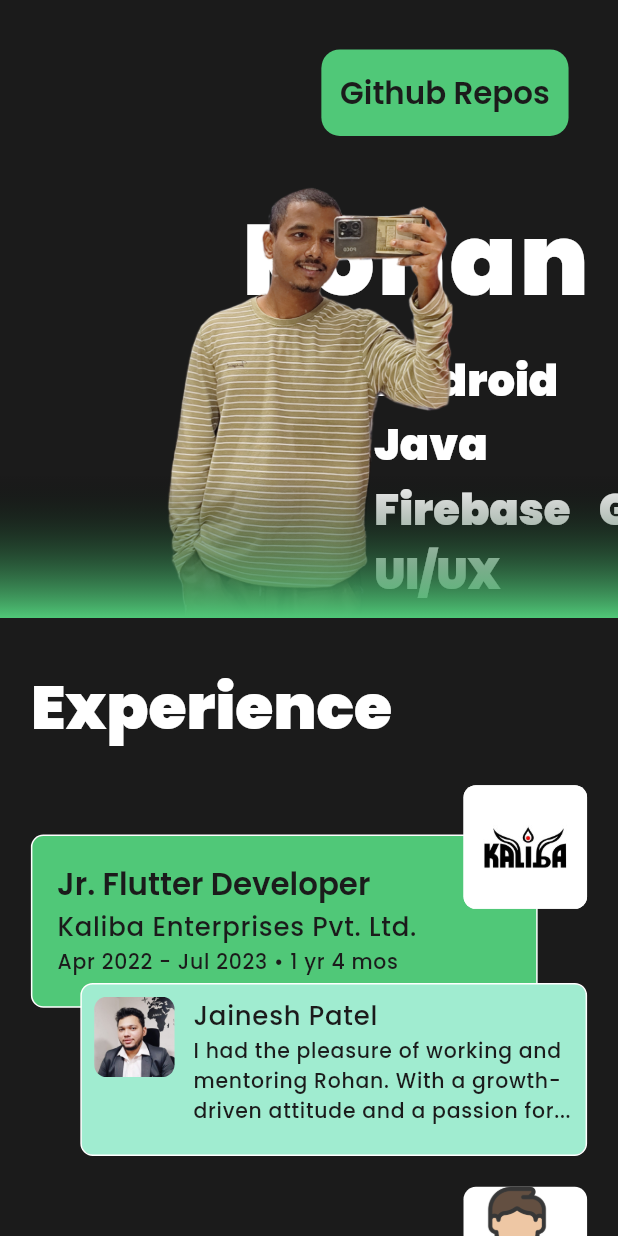
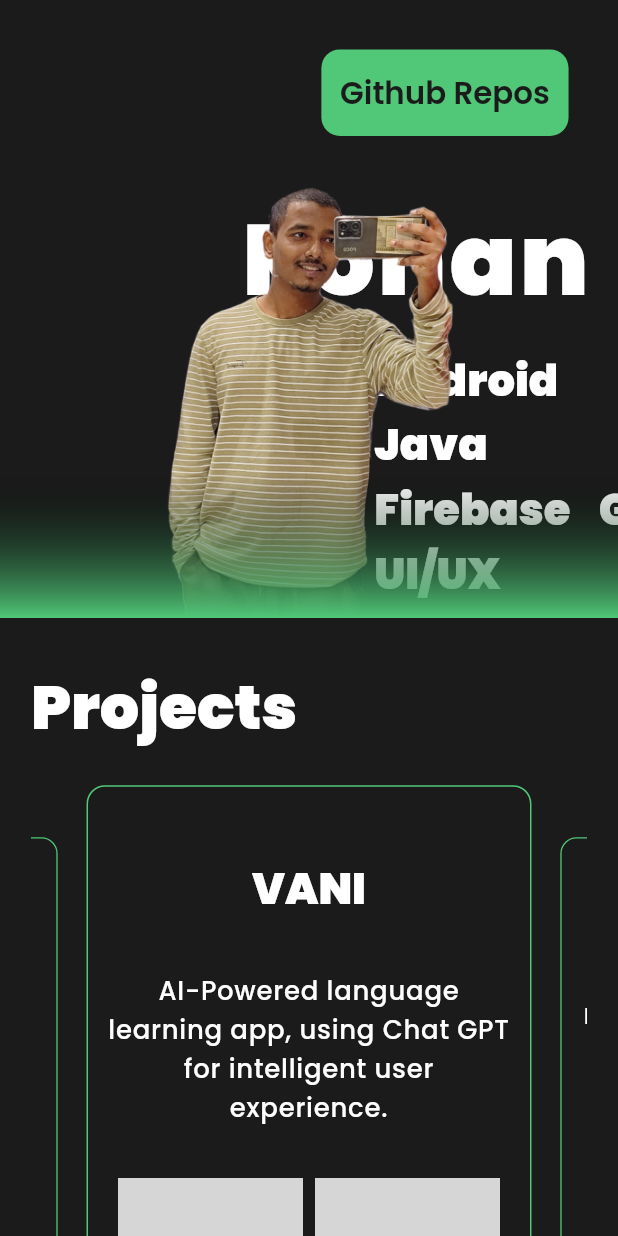
Before and after one commit to RohanUttamVeer/Portfoliio, a Flutter app: the screen it shows after launch, on a phone screen of 412 x 824 dp. Run offline on Flutter 3.47's test engine with Material 2 defaults, Android fonts, the phone set to English and light mode, and no system bars; drawn by our look-alikes of carousel_slider; our stand-ins replace dartz, equatable, firebase_auth, firebase_core, get, google_fonts and 3 more; accounts and stored records are empty; grey boxes are pictures that could not be loaded.

Commit message:
project section updated

```diff
--- a/lib/constants/image_constants.dart
+++ b/lib/constants/image_constants.dart
@@ -1,10 +1,23 @@
 class AssetsConstants {
   static const String _assetsAdminPath = "assets/admin";
+  static const String _assetsScreenshotPath = "assets/screenshot";
   static const String _assetsCompanyPath = "assets/company";
 
 // portfolio
   static const String assetsAdminHeadshot = "$_assetsAdminPath/headshot.png";
   static const String assetsAdminGithub = "$_assetsAdminPath/github.jpg";
+
+// screenshot
+  static const String assetsVani1 = "$_assetsScreenshotPath/vani_1.jpg";
+  static const String assetsVani2 = "$_assetsScreenshotPath/vani_2.jpg";
+  static const String assetsVedyug1 = "$_assetsScreenshotPath/vedyug_1.jpg";
+  static const String assetsVedyug2 = "$_assetsScreenshotPath/vedyug_2.jpg";
+  static const String assetsSkyu1 = "$_assetsScreenshotPath/skyu_1.png";
+  static const String assetsSkyu2 = "$_assetsScreenshotPath/skyu_2.png";
+  static const String assetsGS1 = "$_assetsScreenshotPath/gs_1.png";
+  static const String assetsGS2 = "$_assetsScreenshotPath/gs_2.png";
+  static const String assetsPW1 = "$_assetsScreenshotPath/pw_1.jpg";
+  static const String assetsPW2 = "$_assetsScreenshotPath/pw_2.jpg";
 
   // company
   static const String assetsKaliba = "$_assetsCompanyPath/kaliba.jpg";
--- a/lib/constants/text_constant.dart
+++ b/lib/constants/text_constant.dart
@@ -23,6 +23,24 @@ class TextConstants {
 // portfolio
   static const String skills =
       "Android  Flutter  Dart  Java  RESTful_API  Firebase  Git  Hive  Figma  UI/UX";
+
+  // project
+  static const String projects = "Projects";
+  static const String vani = "VANI";
+  static const String vedyug = "VEDYUG";
+  static const String skyu = "SKYU";
+  static const String garbhSans = "GARBH SANSKAR";
+  static const String poochesWrd = "POOCHES WORLD";
+  static const String vaniDes =
+      "AI-Powered language learning app, using Chat GPT for intelligent user experience.";
+  static const String vedyugDes =
+      "E-Learning app for students, with educational videos, quizzes and progress tracking.";
+  static const String skyuDes =
+      "Retail gig app for gig workers to find nearby jobs in retail stores.";
+  static const String garbhDes =
+      "Pregnancy guide app, integrated with video streaming, blogs and daily activities.";
+  static const String poochesDes =
+      "Pet care app for pet owners, nearby veterinarians, trainers, and social meet-ups.";
 
   // experience
   static const String experience = "Experience";
--- a/lib/module/portfolio_module/domain/entities/github_repo_model.dart
+++ b/lib/module/portfolio_module/domain/entities/models.dart
@@ -1,3 +1,16 @@
+class ProjectModel {
+  String? title;
+  String? description;
+  String? image1;
+  String? image2;
+  ProjectModel({
+    required this.title,
+    required this.description,
+    required this.image1,
+    required this.image2,
+  });
+}
+
 class ExperienceModel {
   String? role;
   String? companyName;
--- a/lib/module/portfolio_module/presentation/controller/portfolio_controller.dart
+++ b/lib/module/portfolio_module/presentation/controller/portfolio_controller.dart
@@ -1,3 +1,4 @@
+import 'package:carousel_slider/carousel_slider.dart';
 import 'package:flutter/material.dart';
 import 'package:get/get.dart';
 import '../../../../constants/image_constants.dart';
@@ -5,7 +6,7 @@ import '../../../../constants/text_constant.dart';
 import '../../../../core/error/failures.dart';
 import '../../../../core/usecases/usecase.dart';
 import '../../../../utils/ui_utils/dialogs/snack_bar.dart';
-import '../../domain/entities/github_repo_model.dart';
+import '../../domain/entities/models.dart';
 import '../../domain/usecases/get_github_repo.dart';
 import 'package:flutter/foundation.dart' show kIsWeb;
 
@@ -23,6 +24,8 @@ class PortfolioController extends GetxController
   void onInit() {
     super.onInit();
     setExperienceData();
+    setProjectData();
+    carouselController = CarouselController();
     animationController = AnimationController(
       vsync: this,
       duration: Duration(seconds: 20),
@@ -56,11 +59,20 @@ class PortfolioController extends GetxController
 
   var isLoading = false.obs;
   List<ExperienceModel> experienceList = [];
+  List<ProjectModel> projectList = [];
   var githubRepoList = List<GithubRepoModel>.empty(growable: true).obs;
-
+  var activeProjectIndex = 0.obs;
+  // var spacing = 16.0.obs;
+  // var baseWidth = 0.0.obs;
+  // final colors = [
+  //   Colors.greenAccent.shade100,
+  //   Colors.pink.shade100,
+  //   Colors.amber.shade100,
+  // ];
   late AnimationController animationController;
   late Animation<Offset> offsetAnimation1;
   late Animation<Offset> offsetAnimation2;
+  late CarouselController carouselController;
 
   void loadingTrue() {
     isLoading(true);
@@ -106,6 +118,41 @@ class PortfolioController extends GetxController
       language: data["language"],
       link: data["html_url"],
     );
+  }
+
+  setProjectData() {
+    projectList = [
+      ProjectModel(
+        title: TextConstants.vani,
+        description: TextConstants.vaniDes,
+        image1: AssetsConstants.assetsVani1,
+        image2: AssetsConstants.assetsVani2,
+      ),
+      ProjectModel(
+        title: TextConstants.vedyug,
+        description: TextConstants.vedyugDes,
+        image1: AssetsConstants.assetsVedyug1,
+        image2: AssetsConstants.assetsVedyug2,
+      ),
+      ProjectModel(
+        title: TextConstants.skyu,
+        description: TextConstants.skyuDes,
+        image1: AssetsConstants.assetsSkyu1,
+        image2: AssetsConstants.assetsSkyu2,
+      ),
+      ProjectModel(
+        title: TextConstants.garbhSans,
+        description: TextConstants.garbhDes,
+        image1: AssetsConstants.assetsGS1,
+        image2: AssetsConstants.assetsGS2,
+      ),
+      ProjectModel(
+        title: TextConstants.poochesWrd,
+        description: TextConstants.poochesDes,
+        image1: AssetsConstants.assetsPW1,
+        image2: AssetsConstants.assetsPW2,
+      ),
+    ];
   }
 
   setExperienceData() {
--- a/lib/module/portfolio_module/presentation/pages/portfolio_screen.dart
+++ b/lib/module/portfolio_module/presentation/pages/portfolio_screen.dart
@@ -1,23 +1,24 @@
-import 'dart:ui';
-
 import 'package:flutter/material.dart';
 import 'package:get/get.dart';
 import 'package:portfolio/constants/text_constant.dart';
 import 'package:portfolio/utils/ui_utils/text/text_style.dart';
 import 'package:portfolio/utils/ui_utils/text/text_widget.dart';
 import '../../../../constants/color_constants.dart';
-import '../../../../constants/image_constants.dart';
 import '../../../../utils/ui_utils/buttons/button.dart';
 import '../../../../utils/ui_utils/size/size_config.dart';
 import '../controller/portfolio_controller.dart';
 import '../widgets/company_card.dart';
+import '../widgets/intro_card.dart';
+import '../widgets/project_card.dart';
 import 'github_repo_screen.dart';
-import 'package:flutter/foundation.dart' show kIsWeb;
 
 class PortfolioScreen extends GetView<PortfolioController> {
   @override
   Widget build(BuildContext context) {
     SizeConfig().init(context);
+    // var deviceWidth = MediaQuery.of(context).size.width;
+    // controller.baseWidth(deviceWidth > 544 ? 512.0 : deviceWidth - 32);
+
     return WillPopScope(
       onWillPop: () async {
         return true;
@@ -42,54 +43,10 @@ class PortfolioScreen extends GetView<PortfolioController> {
                   ),
                 ),
               ),
-              Stack(
-                children: [
-                  Container(
-                    height: SizeConfig.getPercentSize(18),
-                    alignment: Alignment.bottomCenter,
-                    child: SlideTransition(
-                      position: controller.offsetAnimation1,
-                      child: textWidget(
-                        text: TextConstants.adminName,
-                        style: bigHeading(),
-                      ),
-                    ),
-                  ),
-                  Container(
-                    height: SizeConfig.getPercentSize(70),
-                    alignment: Alignment.bottomCenter,
-                    padding: EdgeInsets.all(SizeConfig.getPercentSize(2)),
-                    child: SlideTransition(
-                      position: controller.offsetAnimation2,
-                      child: textWidget(
-                        text: TextConstants.skills,
-                        style: skillsHeading(ColorConstants.white),
-                        textAlign: TextAlign.justify,
-                      ),
-                    ),
-                  ),
-                  Center(
-                    child: Image.asset(
-                      AssetsConstants.assetsAdminHeadshot,
-                      height: SizeConfig.getPercentSize(70),
-                    ),
-                  ),
-                  Container(
-                    height: SizeConfig.getPercentSize(70),
-                    decoration: BoxDecoration(
-                      gradient: LinearGradient(
-                        begin: Alignment.topCenter,
-                        end: Alignment.bottomCenter,
-                        colors: [
-                          ColorConstants.transparent,
-                          ColorConstants.transparent,
-                          ColorConstants.transparent,
-                          ColorConstants.green,
-                        ],
-                      ),
-                    ),
-                  ),
-                ],
+              // intro
+              IntroCard(
+                context: context,
+                controller: controller,
               ),
               Padding(
                 padding: EdgeInsets.only(
@@ -104,6 +61,20 @@ class PortfolioScreen extends GetView<PortfolioController> {
                     SizedBox(
                       height: SizeConfig.getPercentSize(2),
                     ),
+                    // projects
+                    textWidget(
+                      text: TextConstants.projects,
+                      style: authHeading(ColorConstants.white),
+                    ),
+                    SizedBox(
+                      height: SizeConfig.getPercentSize(5),
+                    ),
+                    ProjectCard(
+                      context: context,
+                      controller: controller,
+                      data: controller.projectList,
+                    ),
+                    // experience
                     textWidget(
                       text: TextConstants.experience,
                       style: authHeading(ColorConstants.white),
@@ -131,54 +102,43 @@ class PortfolioScreen extends GetView<PortfolioController> {
                         );
                       },
                     ),
-                    //       SizedBox(
-                    //         height: SizeConfig.getPercentSize(5),
-                    //       ),
-                    //       CompanyCard(
-                    //         context: context,
-                    //         role: TextConstants.appDeveloper,
-                    //         companyName: TextConstants.freelance,
-                    //         exp: TextConstants.freelanceExp,
-                    //         companyLogo: AssetsConstants.assetsFreelancer,
-                    //         isFeedback: false,
-                    //         feedbackImage: '',
-                    //         feedbackBy: '',
-                    //         feedback: '',
-                    //       ),
-                    //       SizedBox(
-                    //         height: SizeConfig.getPercentSize(5),
-                    //       ),
-                    //       CompanyCard(
-                    //         context: context,
-                    //         role:
-                    //             "${TextConstants.appDev} + ${TextConstants.teamManager}",
-                    //         companyName: TextConstants.btv,
-                    //         exp: TextConstants.btvExp,
-                    //         companyLogo: AssetsConstants.assetsBtv,
-                    //         isFeedback: true,
-                    //         feedbackImage: AssetsConstants.assetsVishal,
-                    //         feedbackBy: TextConstants.vishalB,
-                    //         feedback: kIsWeb
-                    //             ? TextConstants.vishalBFeedbackWeb
-                    //             : TextConstants.vishalBFeedback,
-                    //       ),
-                    //       SizedBox(
-                    //         height: SizeConfig.getPercentSize(5),
-                    //       ),
-                    //       CompanyCard(
-                    //         context: context,
-                    //         role: TextConstants.appDevIntern,
-                    //         companyName: TextConstants.appdid,
-                    //         exp: TextConstants.appdidExp,
-                    //         companyLogo: AssetsConstants.assetsAppdid,
-                    //         isFeedback: false,
-                    //         feedbackImage: '',
-                    //         feedbackBy: '',
-                    //         feedback: '',
-                    //       ),
                   ],
                 ),
               ),
+              // Obx(
+              //   () => Padding(
+              //     padding: const EdgeInsets.all(16),
+              //     child: Container(
+              //       child: GestureDetector(
+              //           child: Stack(children: [
+              //             ...controller.colors.asMap().entries.map(
+              //                   (entry) => Positioned(
+              //                     top: controller.spacing.value * entry.key,
+              //                     left: controller.spacing.value *
+              //                         (controller.colors.length -
+              //                             (entry.key + 1)),
+              //                     child: Container(
+              //                       height: 200,
+              //                       width: controller.baseWidth.value -
+              //                           (controller.spacing.value *
+              //                               (controller.colors.length -
+              //                                   (entry.key + 1)) *
+              //                               2),
+              //                       decoration: BoxDecoration(
+              //                         borderRadius: BorderRadius.circular(16),
+              //                         color: entry.value,
+              //                       ),
+              //                     ),
+              //                   ),
+              //                 )
+              //           ]),
+              //           onTap: () {
+              //             controller.colors
+              //                 .insert(0, controller.colors.removeLast());
+              //           }),
+              //     ),
+              //   ),
+              // ),
             ],
           ),
         ),
--- /dev/null
+++ b/lib/module/portfolio_module/presentation/widgets/intro_card.dart
@@ -0,0 +1,70 @@
+import 'package:flutter/material.dart';
+import '../../../../constants/color_constants.dart';
+import '../../../../constants/image_constants.dart';
+import '../../../../constants/text_constant.dart';
+import '../../../../utils/ui_utils/size/size_config.dart';
+import '../../../../utils/ui_utils/text/text_style.dart';
+import '../../../../utils/ui_utils/text/text_widget.dart';
+
+class IntroCard extends StatelessWidget {
+  BuildContext context;
+  var controller;
+  IntroCard({
+    required this.context,
+    required this.controller,
+    super.key,
+  });
+
+  @override
+  Widget build(context) {
+    return Stack(
+      children: [
+        Container(
+          height: SizeConfig.getPercentSize(18),
+          alignment: Alignment.bottomCenter,
+          child: SlideTransition(
+            position: controller.offsetAnimation1,
+            child: textWidget(
+              text: TextConstants.adminName,
+              style: bigHeading(),
+            ),
+          ),
+        ),
+        Container(
+          height: SizeConfig.getPercentSize(70),
+          alignment: Alignment.bottomCenter,
+          padding: EdgeInsets.all(SizeConfig.getPercentSize(2)),
+          child: SlideTransition(
+            position: controller.offsetAnimation2,
+            child: textWidget(
+              text: TextConstants.skills,
+              style: skillsHeading(ColorConstants.white),
+              textAlign: TextAlign.justify,
+            ),
+          ),
+        ),
+        Center(
+          child: Image.asset(
+            AssetsConstants.assetsAdminHeadshot,
+            height: SizeConfig.getPercentSize(70),
+          ),
+        ),
+        Container(
+          height: SizeConfig.getPercentSize(70),
+          decoration: BoxDecoration(
+            gradient: LinearGradient(
+              begin: Alignment.topCenter,
+              end: Alignment.bottomCenter,
+              colors: [
+                ColorConstants.transparent,
+                ColorConstants.transparent,
+                ColorConstants.transparent,
+                ColorConstants.green,
+              ],
+            ),
+          ),
+        ),
+      ],
+    );
+  }
+}
--- /dev/null
+++ b/lib/module/portfolio_module/presentation/widgets/project_card.dart
@@ -0,0 +1,127 @@
+import 'package:carousel_slider/carousel_slider.dart';
+import 'package:flutter/material.dart';
+import 'package:get/get_state_manager/src/rx_flutter/rx_obx_widget.dart';
+import 'package:smooth_page_indicator/smooth_page_indicator.dart';
+import '../../../../constants/color_constants.dart';
+import '../../../../utils/ui_utils/size/size_config.dart';
+import '../../../../utils/ui_utils/text/text_style.dart';
+import '../../../../utils/ui_utils/text/text_widget.dart';
+
+class ProjectCard extends StatelessWidget {
+  BuildContext context;
+  var controller;
+  var data;
+  ProjectCard({
+    required this.context,
+    required this.controller,
+    required this.data,
+    super.key,
+  });
+
+  @override
+  Widget build(context) {
+    return Column(
+      children: [
+        CarouselSlider.builder(
+          carouselController: controller.carouselController,
+          options: CarouselOptions(
+            height: SizeConfig.getPercentSize(130),
+            enlargeCenterPage: true,
+            autoPlay: true,
+            onPageChanged: (index, reason) {
+              controller.activeProjectIndex(index);
+            },
+          ),
+          itemCount: data.length,
+          itemBuilder: (context, index, realIndex) {
+            return Container(
+              width: double.infinity,
+              padding: EdgeInsets.all(
+                SizeConfig.getPercentSize(3),
+              ),
+              decoration: BoxDecoration(
+                border: Border.all(
+                  color: ColorConstants.green,
+                ),
+                borderRadius: BorderRadius.circular(
+                  SizeConfig.getPercentSize(3),
+                ),
+              ),
+              child: Column(
+                mainAxisAlignment: MainAxisAlignment.spaceEvenly,
+                crossAxisAlignment: CrossAxisAlignment.center,
+                children: [
+                  textWidget(
+                    text: data[index].title!,
+                    style: skillsHeading(ColorConstants.white),
+                  ),
+                  textWidget(
+                    text: data[index].description!,
+                    style: labelText(ColorConstants.white),
+                    textAlign: TextAlign.center,
+                  ),
+                  Row(
+                    mainAxisAlignment: MainAxisAlignment.spaceEvenly,
+                    children: [
+                      Container(
+                        height: SizeConfig.getPercentSize(55),
+                        width: SizeConfig.getPercentSize(30),
+                        decoration: BoxDecoration(
+                          borderRadius: BorderRadius.circular(
+                            SizeConfig.getPercentSize(3),
+                          ),
+                          image: DecorationImage(
+                            image: AssetImage(
+                                data[index].image1!),
+                            fit: BoxFit.cover,
+                          ),
+                        ),
+                      ),
+                      Container(
+                        height: SizeConfig.getPercentSize(55),
+                        width: SizeConfig.getPercentSize(30),
+                        decoration: BoxDecoration(
+                          borderRadius: BorderRadius.circular(
+                            SizeConfig.getPercentSize(3),
+                          ),
+                          image: DecorationImage(
+                            image: AssetImage(
+                                data[index].image2!),
+                            fit: BoxFit.cover,
+                          ),
+                        ),
+                      ),
+                    ],
+                  ),
+                ],
+              ),
+            );
+          },
+        ),
+        SizedBox(
+          height: SizeConfig.getPercentSize(4),
+        ),
+        Obx(
+          () => Center(
+            child: AnimatedSmoothIndicator(
+              activeIndex: controller.activeProjectIndex.value,
+              count: data.length,
+              onDotClicked: (index) {
+                controller.activeProjectIndex(index);
+                controller.carouselController.jumpToPage(index);
+              },
+              effect: WormEffect(
+                activeDotColor: ColorConstants.green,
+                dotHeight: SizeConfig.getPercentSize(4),
+                dotWidth: SizeConfig.getPercentSize(4),
+              ),
+            ),
+          ),
+        ),
+        SizedBox(
+          height: SizeConfig.getPercentSize(2),
+        )
+      ],
+    );
+  }
+}
--- a/pubspec.yaml
+++ b/pubspec.yaml
@@ -45,6 +45,8 @@ dependencies:
   hive: ^2.2.3
   hive_flutter: ^1.1.0
   http: ^1.1.0
+  carousel_slider: ^4.2.1
+  smooth_page_indicator: ^1.1.0
 
 dev_dependencies:
   flutter_test:
```
Also changed, not shown: pubspec.lock, 10 other files.
